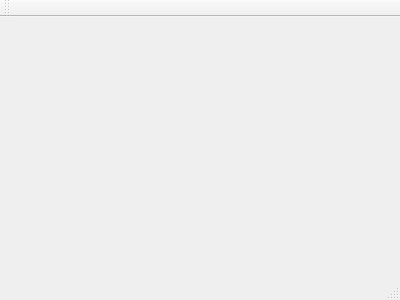
Qt form mainwindow.ui (lizhiqi-coder/FFmpegStudio) before a commit.
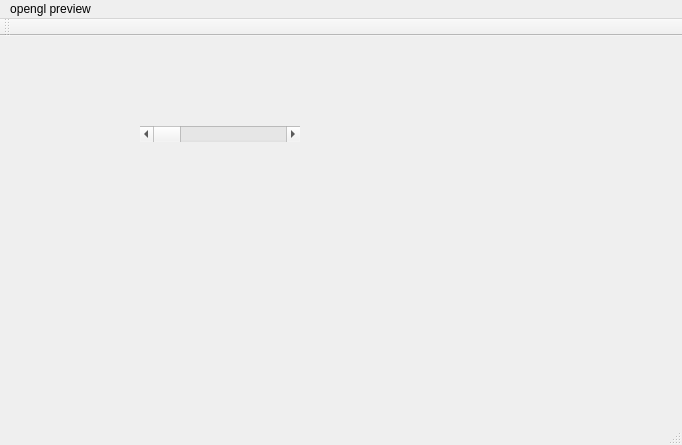
The same form after that commit.

```diff
--- a/mainwindow.ui
+++ b/mainwindow.ui
@@ -1,24 +1,59 @@
 <ui version="4.0">
  <class>MainWindow</class>
- <widget class="QMainWindow" name="MainWindow" >
-  <property name="geometry" >
+ <widget class="QMainWindow" name="MainWindow">
+  <property name="geometry">
    <rect>
     <x>0</x>
     <y>0</y>
-    <width>400</width>
-    <height>300</height>
+    <width>682</width>
+    <height>445</height>
    </rect>
   </property>
   <property name="windowTitle" >
    <string>MainWindow</string>
   </property>
-  <widget class="QMenuBar" name="menuBar" />
-  <widget class="QToolBar" name="mainToolBar" />
-  <widget class="QWidget" name="centralWidget" />
-  <widget class="QStatusBar" name="statusBar" />
+  <widget class="QWidget" name="centralWidget">
+   <widget class="QScrollBar" name="horizontalScrollBar">
+    <property name="geometry">
+     <rect>
+      <x>140</x>
+      <y>90</y>
+      <width>160</width>
+      <height>16</height>
+     </rect>
+    </property>
+    <property name="orientation">
+     <enum>Qt::Horizontal</enum>
+    </property>
+   </widget>
+  </widget>
+  <widget class="QMenuBar" name="menuBar">
+   <property name="geometry">
+    <rect>
+     <x>0</x>
+     <y>0</y>
+     <width>682</width>
+     <height>23</height>
+    </rect>
+   </property>
+   <widget class="QMenu" name="menuopengl_preview">
+    <property name="title">
+     <string>opengl preview</string>
+    </property>
+   </widget>
+   <addaction name="menuopengl_preview"/>
+  </widget>
+  <widget class="QToolBar" name="mainToolBar">
+   <attribute name="toolBarArea">
+    <enum>TopToolBarArea</enum>
+   </attribute>
+   <attribute name="toolBarBreak">
+    <bool>false</bool>
+   </attribute>
+  </widget>
+  <widget class="QStatusBar" name="statusBar"/>
  </widget>
- <layoutDefault spacing="6" margin="11" />
- <pixmapfunction></pixmapfunction>
+ <layoutdefault spacing="6" margin="11"/>
  <resources/>
  <connections/>
 </ui>
```
Left out of the diff: 5 changed lines with no effect on the pictures.
